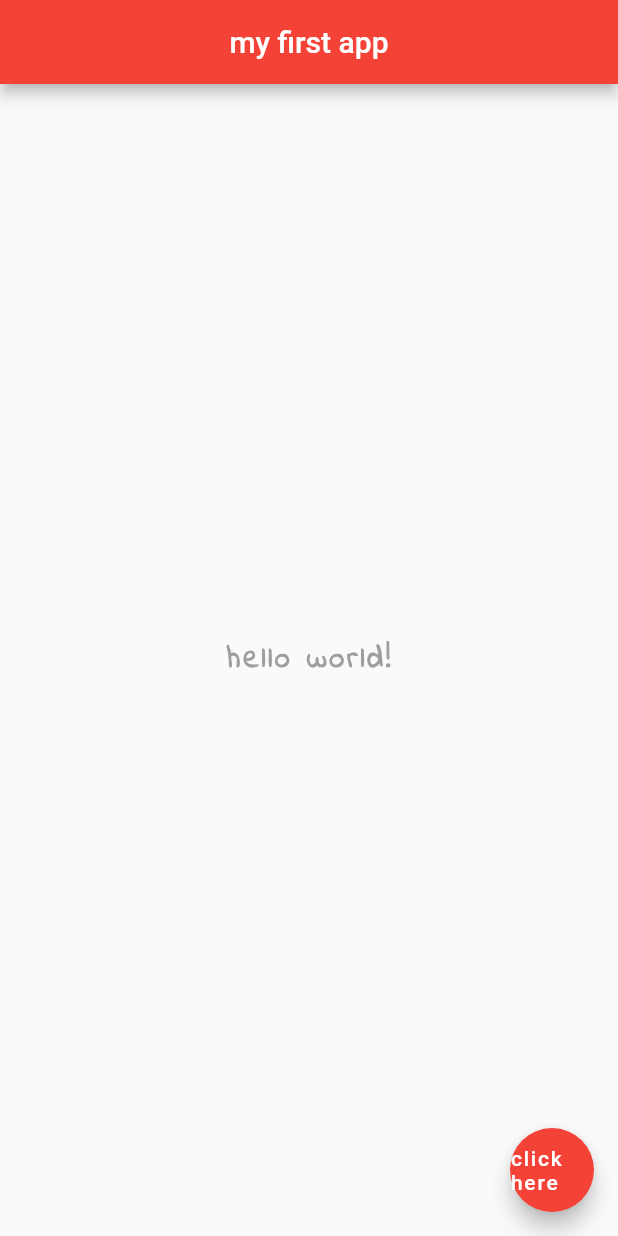
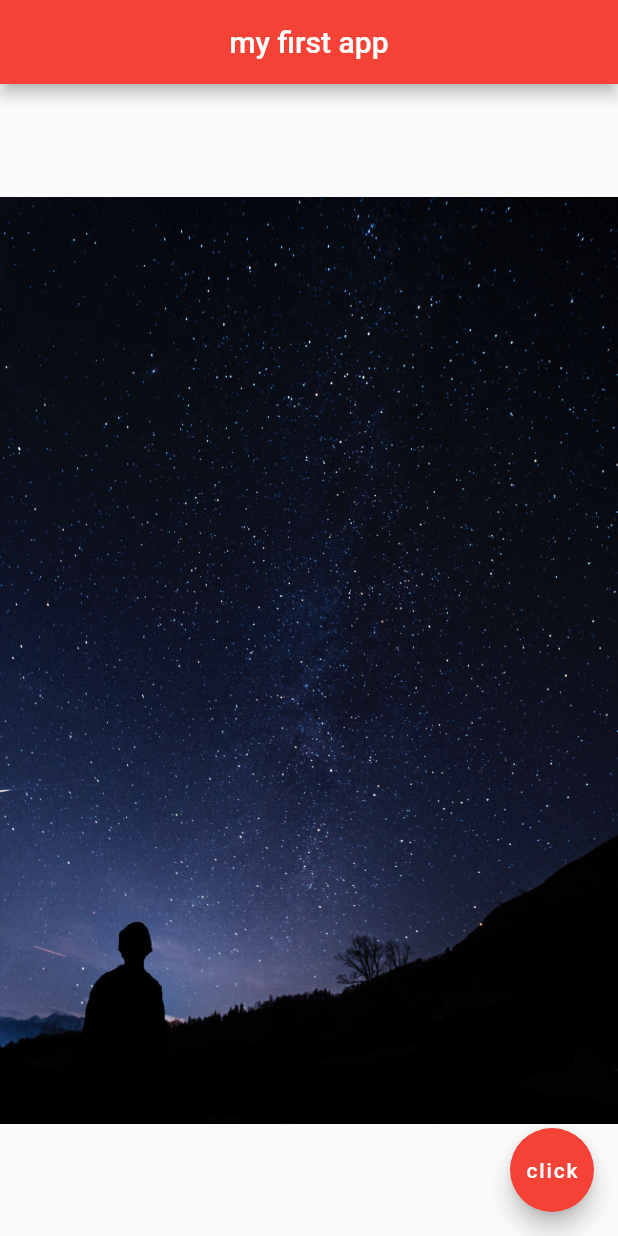
Before and after one commit to arshdeepdgreat/flutter_app, a Flutter app: the screen it shows after launch, on a phone screen of 412 x 824 dp. Run offline on Flutter 3.47's test engine with Material 2 defaults, Android fonts, the phone set to English and light mode, and no system bars.

```diff
--- a/lib/main.dart
+++ b/lib/main.dart
@@ -2,29 +2,26 @@ import 'package:flutter/material.dart';
 
 void main() {
   runApp(MaterialApp(
-    home: Scaffold(
+    home: Home(),
+  ));
+}
+class Home extends StatelessWidget {
+  @override
+  Widget build(BuildContext context) {
+    return Scaffold(
       appBar: AppBar(
         title: Text('my first app'),
         centerTitle: true,
         backgroundColor: Colors.red,
       ),
       body: Center(
-          child: Text(
-              'hello world!',
-                  style: TextStyle(
-                    fontWeight: FontWeight.bold,
-                    fontFamily: 'Indie',
-                    fontSize: 20.0,
-                    letterSpacing: 2,
-                    color: Colors.grey,
-              ),
-          ),
+        child: Image.asset('imgs/space-3.jpg'),
       ),
       floatingActionButton: FloatingActionButton(
         onPressed: null,
         backgroundColor: Colors.red,
-        child: Text('click here'),
+        child: Text('click'),
       ),
-    ),
-  ));
+    );
+  }
 }
--- a/pubspec.yaml
+++ b/pubspec.yaml
@@ -39,6 +39,10 @@ dev_dependencies:
 # The following section is specific to Flutter.
 flutter:
   uses-material-design: true
+
+  assets:
+    - imgs/
+
   fonts:
     - family: Indie
       fonts:
```
Also changed, not shown: imgs/space-1.jpg (added), imgs/space-2.jpg (added), imgs/space-3.jpg (added).
